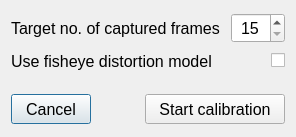
The window that widgets/camera/camera_calib_settings_dialog.ui (IRMA-LAB/cable_robot) describes before a commit, drawn with Qt 5.
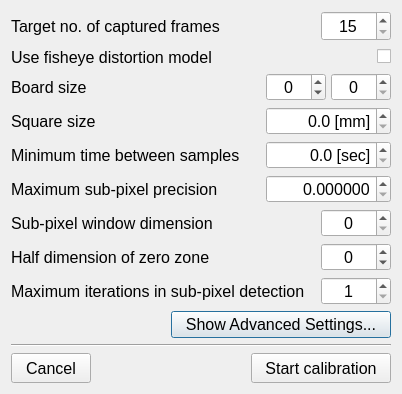
The same window after the commit.

Commit message: added calibration advanced settings

Diff of the .ui file:
```diff
--- a/widgets/camera/camera_calib_settings_dialog.ui
+++ b/widgets/camera/camera_calib_settings_dialog.ui
@@ -6,8 +6,8 @@
    <rect>
     <x>0</x>
     <y>0</y>
-    <width>296</width>
-    <height>137</height>
+    <width>417</width>
+    <height>404</height>
    </rect>
   </property>
   <property name="sizePolicy">
@@ -25,6 +25,9 @@
    <string>Dialog</string>
   </property>
   <layout class="QVBoxLayout" name="verticalLayout">
+   <property name="sizeConstraint">
+    <enum>QLayout::SetFixedSize</enum>
+   </property>
    <item>
     <layout class="QHBoxLayout" name="horizontalLayout">
      <item>
@@ -35,10 +38,16 @@
       </widget>
      </item>
      <item>
-      <widget class="QSpinBox" name="spinBox">
+      <widget class="QSpinBox" name="spinBox_numFrames">
+       <property name="sizePolicy">
+        <sizepolicy hsizetype="Fixed" vsizetype="Fixed">
+         <horstretch>0</horstretch>
+         <verstretch>0</verstretch>
+        </sizepolicy>
+       </property>
        <property name="minimumSize">
         <size>
-         <width>0</width>
+         <width>70</width>
          <height>30</height>
         </size>
        </property>
@@ -92,20 +101,418 @@
     </layout>
    </item>
    <item>
-    <spacer name="verticalSpacer">
+    <widget class="QWidget" name="widget_advancedSettings" native="true">
+     <property name="enabled">
+      <bool>true</bool>
+     </property>
+     <layout class="QVBoxLayout" name="verticalLayout_2">
+      <property name="leftMargin">
+       <number>0</number>
+      </property>
+      <property name="topMargin">
+       <number>0</number>
+      </property>
+      <property name="rightMargin">
+       <number>0</number>
+      </property>
+      <property name="bottomMargin">
+       <number>0</number>
+      </property>
+      <item>
+       <layout class="QHBoxLayout" name="horizontalLayout_7" stretch="0,1,0,0">
+        <property name="spacing">
+         <number>5</number>
+        </property>
+        <item>
+         <widget class="QLabel" name="label_7">
+          <property name="text">
+           <string>Board size</string>
+          </property>
+         </widget>
+        </item>
+        <item>
+         <spacer name="horizontalSpacer_7">
+          <property name="orientation">
+           <enum>Qt::Horizontal</enum>
+          </property>
+          <property name="sizeType">
+           <enum>QSizePolicy::Expanding</enum>
+          </property>
+          <property name="sizeHint" stdset="0">
+           <size>
+            <width>40</width>
+            <height>20</height>
+           </size>
+          </property>
+         </spacer>
+        </item>
+        <item>
+         <widget class="QSpinBox" name="spinBox_boardSizeW">
+          <property name="sizePolicy">
+           <sizepolicy hsizetype="Preferred" vsizetype="Fixed">
+            <horstretch>0</horstretch>
+            <verstretch>0</verstretch>
+           </sizepolicy>
+          </property>
+          <property name="minimumSize">
+           <size>
+            <width>60</width>
+            <height>0</height>
+           </size>
+          </property>
+          <property name="alignment">
+           <set>Qt::AlignCenter</set>
+          </property>
+          <property name="minimum">
+           <number>-99</number>
+          </property>
+         </widget>
+        </item>
+        <item>
+         <widget class="QSpinBox" name="spinBox_boardSizeH">
+          <property name="minimumSize">
+           <size>
+            <width>60</width>
+            <height>0</height>
+           </size>
+          </property>
+          <property name="alignment">
+           <set>Qt::AlignCenter</set>
+          </property>
+         </widget>
+        </item>
+       </layout>
+      </item>
+      <item>
+       <layout class="QHBoxLayout" name="horizontalLayout_12" stretch="0,1,0">
+        <item>
+         <widget class="QLabel" name="label_6">
+          <property name="text">
+           <string>Square size</string>
+          </property>
+         </widget>
+        </item>
+        <item>
+         <spacer name="horizontalSpacer_12">
+          <property name="orientation">
+           <enum>Qt::Horizontal</enum>
+          </property>
+          <property name="sizeType">
+           <enum>QSizePolicy::Expanding</enum>
+          </property>
+          <property name="sizeHint" stdset="0">
+           <size>
+            <width>40</width>
+            <height>20</height>
+           </size>
+          </property>
+         </spacer>
+        </item>
+        <item>
+         <widget class="QDoubleSpinBox" name="doubleSpinBox_squareSize">
+          <property name="sizePolicy">
+           <sizepolicy hsizetype="Fixed" vsizetype="Fixed">
+            <horstretch>0</horstretch>
+            <verstretch>0</verstretch>
+           </sizepolicy>
+          </property>
+          <property name="minimumSize">
+           <size>
+            <width>125</width>
+            <height>0</height>
+           </size>
+          </property>
+          <property name="alignment">
+           <set>Qt::AlignRight|Qt::AlignTrailing|Qt::AlignVCenter</set>
+          </property>
+          <property name="suffix">
+           <string> [mm]</string>
+          </property>
+          <property name="decimals">
+           <number>1</number>
+          </property>
+          <property name="maximum">
+           <double>1000.000000000000000</double>
+          </property>
+         </widget>
+        </item>
+       </layout>
+      </item>
+      <item>
+       <layout class="QHBoxLayout" name="horizontalLayout_11" stretch="0,1,0">
+        <item>
+         <widget class="QLabel" name="label_10">
+          <property name="text">
+           <string>Minimum time between samples</string>
+          </property>
+         </widget>
+        </item>
+        <item>
+         <spacer name="horizontalSpacer_11">
+          <property name="orientation">
+           <enum>Qt::Horizontal</enum>
+          </property>
+          <property name="sizeType">
+           <enum>QSizePolicy::Expanding</enum>
+          </property>
+          <property name="sizeHint" stdset="0">
+           <size>
+            <width>10</width>
+            <height>20</height>
+           </size>
+          </property>
+         </spacer>
+        </item>
+        <item>
+         <widget class="QDoubleSpinBox" name="doubleSpinBox_delay">
+          <property name="minimumSize">
+           <size>
+            <width>125</width>
+            <height>0</height>
+           </size>
+          </property>
+          <property name="alignment">
+           <set>Qt::AlignRight|Qt::AlignTrailing|Qt::AlignVCenter</set>
+          </property>
+          <property name="suffix">
+           <string> [sec]</string>
+          </property>
+          <property name="decimals">
+           <number>1</number>
+          </property>
+         </widget>
+        </item>
+       </layout>
+      </item>
+      <item>
+       <layout class="QHBoxLayout" name="horizontalLayout_10" stretch="0,1,0">
+        <item>
+         <widget class="QLabel" name="label_9">
+          <property name="text">
+           <string>Maximum sub-pixel precision</string>
+          </property>
+         </widget>
+        </item>
+        <item>
+         <spacer name="horizontalSpacer_10">
+          <property name="orientation">
+           <enum>Qt::Horizontal</enum>
+          </property>
+          <property name="sizeType">
+           <enum>QSizePolicy::Expanding</enum>
+          </property>
+          <property name="sizeHint" stdset="0">
+           <size>
+            <width>40</width>
+            <height>20</height>
+           </size>
+          </property>
+         </spacer>
+        </item>
+        <item>
+         <widget class="QDoubleSpinBox" name="doubleSpinBox_maxPrecision">
+          <property name="minimumSize">
+           <size>
+            <width>125</width>
+            <height>0</height>
+           </size>
+          </property>
+          <property name="alignment">
+           <set>Qt::AlignRight|Qt::AlignTrailing|Qt::AlignVCenter</set>
+          </property>
+          <property name="decimals">
+           <number>6</number>
+          </property>
+          <property name="maximum">
+           <double>1.000000000000000</double>
+          </property>
+          <property name="singleStep">
+           <double>0.000010000000000</double>
+          </property>
+         </widget>
+        </item>
+       </layout>
+      </item>
+      <item>
+       <layout class="QHBoxLayout" name="horizontalLayout_9" stretch="0,1,0">
+        <item>
+         <widget class="QLabel" name="label_8">
+          <property name="text">
+           <string>Sub-pixel window dimension</string>
+          </property>
+         </widget>
+        </item>
+        <item>
+         <spacer name="horizontalSpacer_9">
+          <property name="orientation">
+           <enum>Qt::Horizontal</enum>
+          </property>
+          <property name="sizeType">
+           <enum>QSizePolicy::Expanding</enum>
+          </property>
+          <property name="sizeHint" stdset="0">
+           <size>
+            <width>40</width>
+            <height>20</height>
+           </size>
+          </property>
+         </spacer>
+        </item>
+        <item>
+         <widget class="QSpinBox" name="spinBox_corSpSize">
+          <property name="minimumSize">
+           <size>
+            <width>70</width>
+            <height>0</height>
+           </size>
+          </property>
+          <property name="alignment">
+           <set>Qt::AlignCenter</set>
+          </property>
+         </widget>
+        </item>
+       </layout>
+      </item>
+      <item>
+       <layout class="QHBoxLayout" name="horizontalLayout_4" stretch="0,1,0">
+        <item>
+         <widget class="QLabel" name="label_4">
+          <property name="text">
+           <string>Half dimension of zero zone</string>
+          </property>
+         </widget>
+        </item>
+        <item>
+         <spacer name="horizontalSpacer_5">
+          <property name="orientation">
+           <enum>Qt::Horizontal</enum>
+          </property>
+          <property name="sizeType">
+           <enum>QSizePolicy::Expanding</enum>
+          </property>
+          <property name="sizeHint" stdset="0">
+           <size>
+            <width>40</width>
+            <height>20</height>
+           </size>
+          </property>
+         </spacer>
+        </item>
+        <item>
+         <widget class="QSpinBox" name="spinBox_zeroZone">
+          <property name="sizePolicy">
+           <sizepolicy hsizetype="Preferred" vsizetype="Fixed">
+            <horstretch>0</horstretch>
+            <verstretch>0</verstretch>
+           </sizepolicy>
+          </property>
+          <property name="minimumSize">
+           <size>
+            <width>70</width>
+            <height>0</height>
+           </size>
+          </property>
+          <property name="alignment">
+           <set>Qt::AlignCenter</set>
+          </property>
+          <property name="minimum">
+           <number>-99</number>
+          </property>
+         </widget>
+        </item>
+       </layout>
+      </item>
+      <item>
+       <layout class="QHBoxLayout" name="horizontalLayout_6" stretch="0,1,0">
+        <item>
+         <widget class="QLabel" name="label_5">
+          <property name="text">
+           <string>Maximum iterations in sub-pixel detection</string>
+          </property>
+         </widget>
+        </item>
+        <item>
+         <spacer name="horizontalSpacer_6">
+          <property name="orientation">
+           <enum>Qt::Horizontal</enum>
+          </property>
+          <property name="sizeType">
+           <enum>QSizePolicy::Expanding</enum>
+          </property>
+          <property name="sizeHint" stdset="0">
+           <size>
+            <width>10</width>
+            <height>20</height>
+           </size>
+          </property>
+         </spacer>
+        </item>
+        <item>
+         <widget class="QSpinBox" name="spinBox_maxCounter">
+          <property name="sizePolicy">
+           <sizepolicy hsizetype="Preferred" vsizetype="Fixed">
+            <horstretch>0</horstretch>
+            <verstretch>0</verstretch>
+           </sizepolicy>
+          </property>
+          <property name="minimumSize">
+           <size>
+            <width>70</width>
+            <height>0</height>
+           </size>
+          </property>
+          <property name="alignment">
+           <set>Qt::AlignCenter</set>
+          </property>
+          <property name="minimum">
+           <number>1</number>
+          </property>
+          <property name="maximum">
+           <number>1000</number>
+          </property>
+         </widget>
+        </item>
+       </layout>
+      </item>
+     </layout>
+    </widget>
+   </item>
+   <item>
+    <layout class="QHBoxLayout" name="horizontalLayout_5">
+     <item>
+      <spacer name="horizontalSpacer_4">
+       <property name="orientation">
+        <enum>Qt::Horizontal</enum>
+       </property>
+       <property name="sizeHint" stdset="0">
+        <size>
+         <width>40</width>
+         <height>20</height>
+        </size>
+       </property>
+      </spacer>
+     </item>
+     <item>
+      <widget class="QPushButton" name="pushButton_advancedSettings">
+       <property name="minimumSize">
+        <size>
+         <width>220</width>
+         <height>25</height>
+        </size>
+       </property>
+       <property name="text">
+        <string>Show Advanced Settings...</string>
+       </property>
+      </widget>
+     </item>
+    </layout>
+   </item>
+   <item>
+    <widget class="Line" name="line">
      <property name="orientation">
-      <enum>Qt::Vertical</enum>
+      <enum>Qt::Horizontal</enum>
      </property>
-     <property name="sizeType">
-      <enum>QSizePolicy::Fixed</enum>
-     </property>
-     <property name="sizeHint" stdset="0">
-      <size>
-       <width>20</width>
-       <height>15</height>
-      </size>
-     </property>
-    </spacer>
+    </widget>
    </item>
    <item>
     <layout class="QHBoxLayout" name="horizontalLayout_2">
```
The commit also changes 2 other files.
